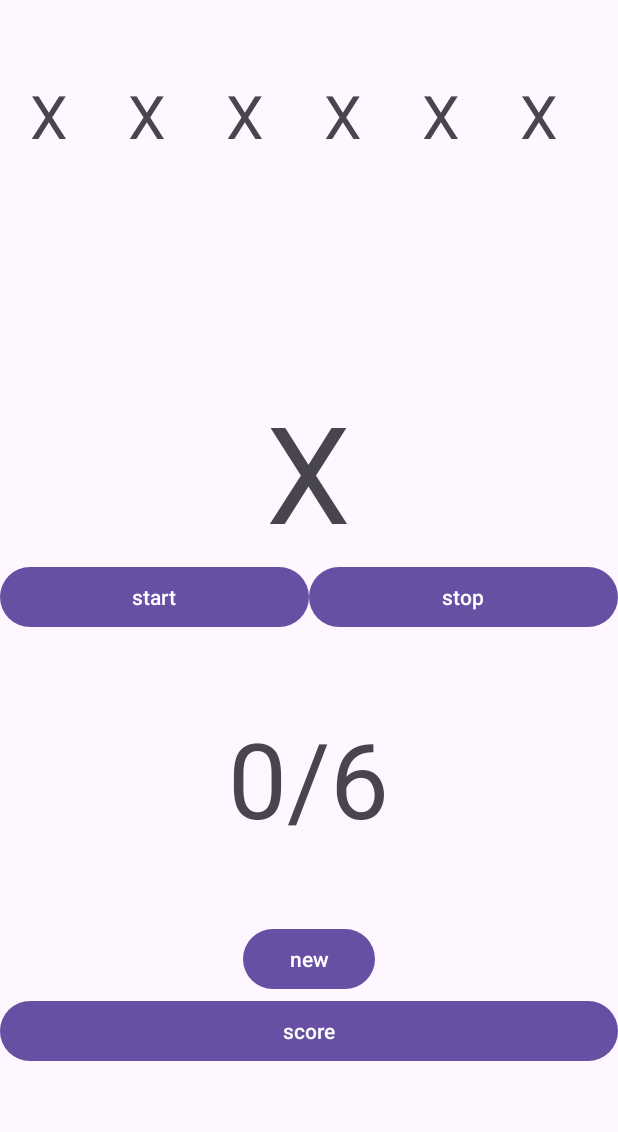
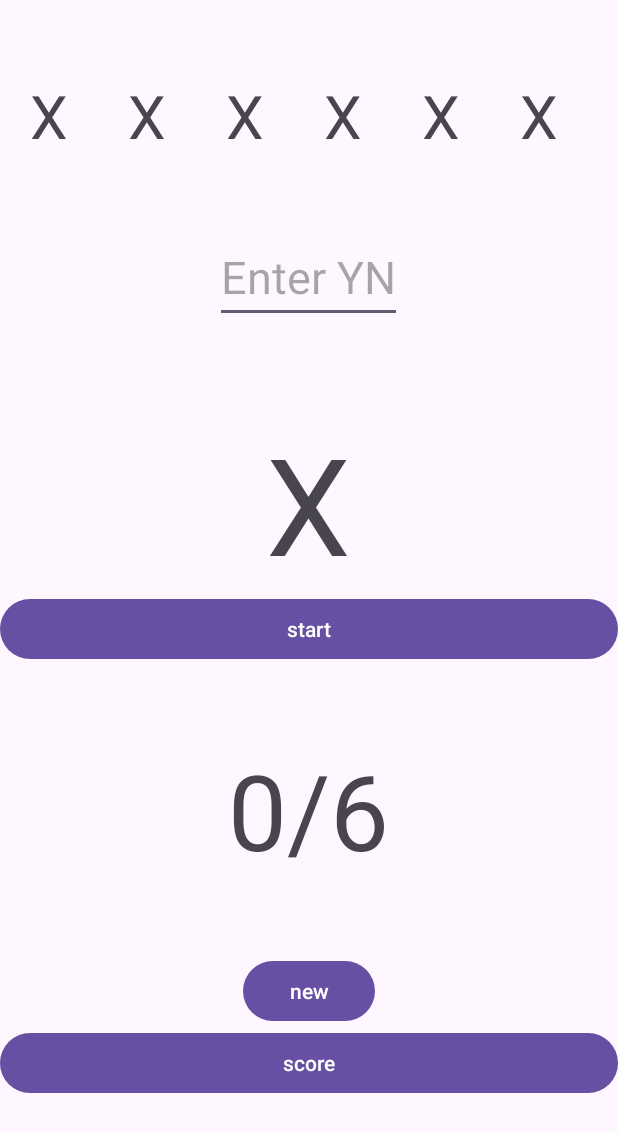
Before and after one commit to dest887/matchingevo, an Android app: the screen it shows after launch (MainActivity), on a phone screen of 412 x 824 dp. Shown: the top 1132 px of the screen. Run offline under Robolectric (Android 15) with nearby library versions, the phone set to English and light mode, and no system bars.

Commit message:
matchingevo

```diff
--- a/app/src/main/res/layout/activity_main.xml
+++ b/app/src/main/res/layout/activity_main.xml
@@ -87,40 +87,39 @@
 
     </LinearLayout>
 
+
+    <EditText
+        android:id="@+id/editn"
+        android:layout_width="wrap_content"
+        android:layout_height="wrap_content"
+        android:layout_gravity="center"
+        android:layout_marginTop="50dp"
+        android:hint="Enter YN"
+
+
+        android:textSize="30dp">
+
+    </EditText>
+
     <TextView
         android:id="@+id/num7"
         android:layout_width="wrap_content"
         android:layout_height="wrap_content"
         android:layout_gravity="center"
-        android:layout_marginTop="150dp"
+        android:layout_marginTop="60dp"
         android:text="X"
         android:textSize="90dp">
 
     </TextView>
 
-    <LinearLayout
+
+    <Button
+        android:id="@+id/toggleButton"
         android:layout_width="match_parent"
         android:layout_height="wrap_content"
-        android:orientation="horizontal">
+        android:text="start">
 
-        <Button
-            android:id="@+id/b1"
-            android:layout_width="match_parent"
-            android:layout_height="wrap_content"
-            android:layout_weight="1"
-            android:text="start">
-
-        </Button>
-
-        <Button
-            android:id="@+id/b4"
-            android:layout_width="match_parent"
-            android:layout_height="wrap_content"
-            android:layout_weight="1"
-            android:text="stop">
-
-        </Button>
-    </LinearLayout>
+    </Button>
 
 
     <TextView
```
Also changed, not shown: app/src/main/java/com/example/matching/MainActivity.java (+83 -62 lines), app/src/main/java/com/example/matching/ScoreActivity.java (+7 -2 lines), app/src/main/res/layout/activity_score.xml (+14 -0 lines).
